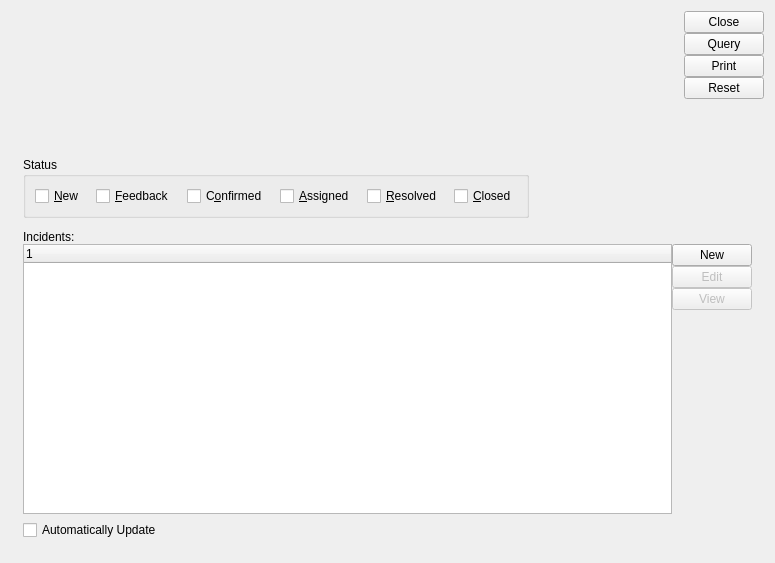
This is xtuple/trunk/guiclient/incidentWorkbench.ui in WooodHead/xtuple as Qt 5 draws it before an edit. The edited form follows.
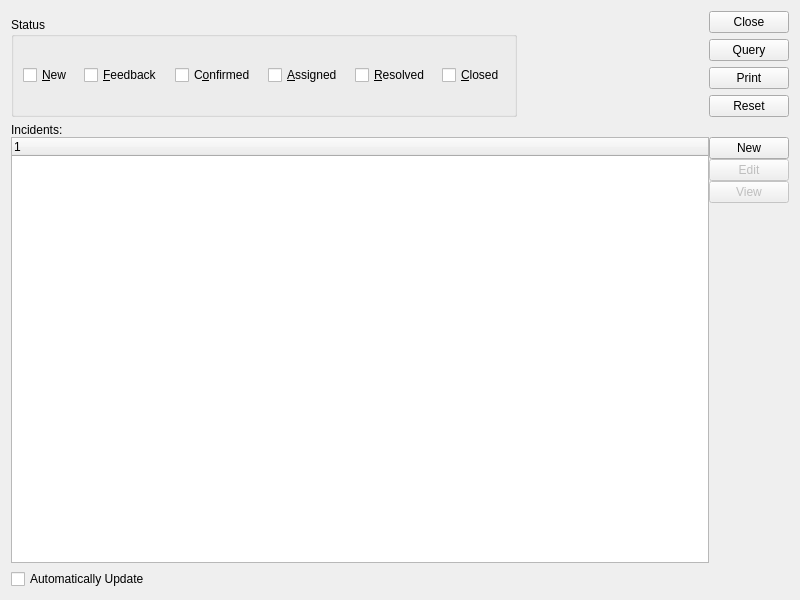
This is the edited form. Custom widgets are drawn as their Qt base class.

```diff
--- a/xtuple/trunk/guiclient/incidentWorkbench.ui
+++ b/xtuple/trunk/guiclient/incidentWorkbench.ui
@@ -13,27 +13,29 @@
    <rect>
     <x>0</x>
     <y>0</y>
-    <width>775</width>
-    <height>563</height>
+    <width>800</width>
+    <height>600</height>
    </rect>
   </property>
   <property name="windowTitle">
    <string>Incident Workbench</string>
   </property>
-  <layout class="QGridLayout" name="gridLayout_5">
-   <item row="1" column="0">
-    <layout class="QGridLayout" name="gridLayout_6">
-     <property name="margin">
-      <number>12</number>
-     </property>
-     <property name="spacing">
-      <number>12</number>
-     </property>
+  <layout class="QGridLayout" name="gridLayout">
      <item row="0" column="0">
       <layout class="QHBoxLayout" name="horizontalLayout_2">
        <item>
-        <layout class="QGridLayout" name="gridLayout_3">
-         <item row="0" column="0" colspan="2">
+      <layout class="QVBoxLayout" name="verticalLayout_2">
+       <item>
+        <widget class="ParameterWidget" name="parameterWidget">
+         <property name="sizePolicy">
+          <sizepolicy hsizetype="Preferred" vsizetype="Fixed">
+           <horstretch>0</horstretch>
+           <verstretch>0</verstretch>
+          </sizepolicy>
+         </property>
+        </widget>
+       </item>
+       <item>
           <widget class="QGroupBox" name="_statusGroup">
            <property name="title">
             <string>Status</string>
@@ -113,12 +115,60 @@
          </property>
          <property name="sizeHint" stdset="0">
           <size>
-           <width>0</width>
-           <height>17</height>
+         <width>40</width>
+         <height>20</height>
           </size>
          </property>
         </spacer>
        </item>
+     <item>
+      <layout class="QVBoxLayout">
+       <item>
+        <widget class="QPushButton" name="_close">
+         <property name="text">
+          <string>Close</string>
+         </property>
+        </widget>
+       </item>
+       <item>
+        <widget class="QPushButton" name="_query">
+         <property name="text">
+          <string>Query</string>
+         </property>
+        </widget>
+       </item>
+       <item>
+        <widget class="QPushButton" name="_print">
+         <property name="text">
+          <string>Print</string>
+         </property>
+        </widget>
+       </item>
+       <item>
+        <widget class="QPushButton" name="_reset">
+         <property name="text">
+          <string>Reset</string>
+         </property>
+        </widget>
+       </item>
+       <item>
+        <spacer name="verticalSpacer">
+         <property name="orientation">
+          <enum>Qt::Vertical</enum>
+         </property>
+         <property name="sizeType">
+          <enum>QSizePolicy::Expanding</enum>
+         </property>
+         <property name="sizeHint" stdset="0">
+          <size>
+           <width>20</width>
+           <height>0</height>
+          </size>
+         </property>
+        </spacer>
+       </item>
+      </layout>
+     </item>
       </layout>
      </item>
      <item row="1" column="0">
@@ -163,9 +213,6 @@
             </item>
             <item>
              <layout class="QVBoxLayout">
-              <property name="spacing">
-               <number>0</number>
-              </property>
               <item>
                <widget class="QPushButton" name="_new">
                 <property name="text">
@@ -238,86 +285,6 @@
         </item>
        </layout>
       </widget>
-     </item>
-    </layout>
-   </item>
-   <item row="0" column="0">
-    <layout class="QGridLayout" name="gridLayout">
-     <item row="0" column="1">
-      <spacer name="horizontalSpacer_2">
-       <property name="orientation">
-        <enum>Qt::Horizontal</enum>
-       </property>
-       <property name="sizeHint" stdset="0">
-        <size>
-         <width>40</width>
-         <height>20</height>
-        </size>
-       </property>
-      </spacer>
-     </item>
-     <item row="0" column="2">
-      <layout class="QVBoxLayout">
-       <property name="spacing">
-        <number>0</number>
-       </property>
-       <item>
-        <widget class="QPushButton" name="_close">
-         <property name="text">
-          <string>Close</string>
-         </property>
-        </widget>
-       </item>
-       <item>
-        <widget class="QPushButton" name="_query">
-         <property name="text">
-          <string>Query</string>
-         </property>
-        </widget>
-       </item>
-       <item>
-        <widget class="QPushButton" name="_print">
-         <property name="text">
-          <string>Print</string>
-         </property>
-        </widget>
-       </item>
-       <item>
-        <widget class="QPushButton" name="_reset">
-         <property name="text">
-          <string>Reset</string>
-         </property>
-        </widget>
-       </item>
-       <item>
-        <spacer name="verticalSpacer">
-         <property name="orientation">
-          <enum>Qt::Vertical</enum>
-         </property>
-         <property name="sizeType">
-          <enum>QSizePolicy::Fixed</enum>
-         </property>
-         <property name="sizeHint" stdset="0">
-          <size>
-           <width>20</width>
-           <height>40</height>
-          </size>
-         </property>
-        </spacer>
-       </item>
-      </layout>
-     </item>
-     <item row="0" column="0">
-      <widget class="ParameterWidget" name="parameterWidget">
-       <property name="sizePolicy">
-        <sizepolicy hsizetype="Fixed" vsizetype="Fixed">
-         <horstretch>0</horstretch>
-         <verstretch>0</verstretch>
-        </sizepolicy>
-       </property>
-      </widget>
-     </item>
-    </layout>
    </item>
   </layout>
  </widget>
```
Left out of the diff: 2 changed lines with no effect on the pictures. Lines whose indentation alone changed are shown as unchanged.
